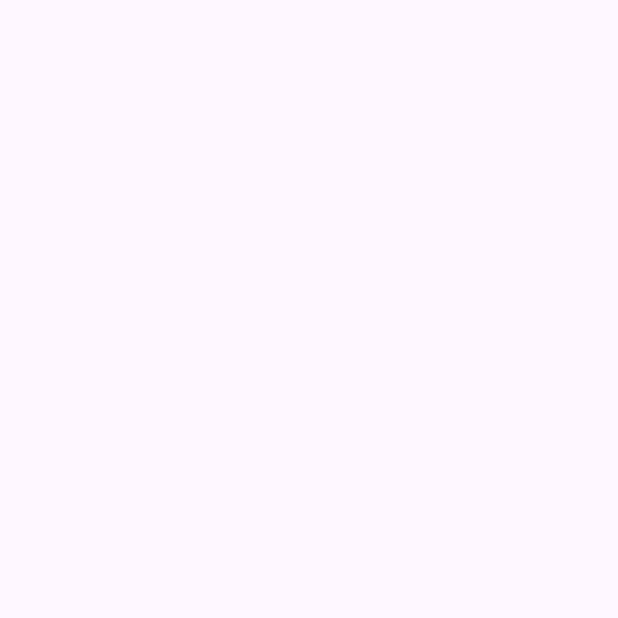
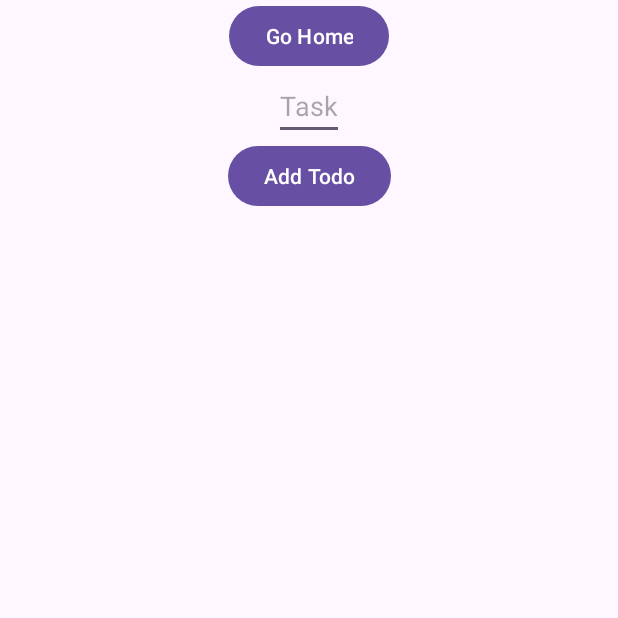
Before and after one commit to maxxu123456/college-scheduler, an Android app: the TodoActivity screen opened directly, with no data from a screen before it, on a phone screen of 412 x 824 dp, the top half of it. Before the commit the part shown is empty. Run offline under Robolectric (Android 15) with nearby library versions, the phone set to English and light mode, and no system bars; our stand-ins replace Room's generated code, data binding.

Commit message:
added minimum functionality to todos

```diff
--- a/app/src/main/java/com/example/collegescheduler/Activities/TodoActivity.java
+++ b/app/src/main/java/com/example/collegescheduler/Activities/TodoActivity.java
@@ -1,16 +1,103 @@
 package com.example.collegescheduler.Activities;
 
 import androidx.appcompat.app.AppCompatActivity;
+import androidx.databinding.DataBindingUtil;
+import androidx.lifecycle.Observer;
+import androidx.lifecycle.ViewModelProvider;
+import androidx.recyclerview.widget.LinearLayoutManager;
+import androidx.recyclerview.widget.RecyclerView;
 
+import android.content.Intent;
 import android.os.Bundle;
+import android.util.Log;
+import android.view.View;
+import android.widget.Button;
+import android.widget.EditText;
 
+
+import com.example.collegescheduler.Adapters.ExamAdapter;
+import com.example.collegescheduler.Adapters.TodoAdapter;
+import com.example.collegescheduler.MainActivity;
+import com.example.collegescheduler.databinding.ActivityExamBinding;
 import com.example.collegescheduler.R;
+import com.example.collegescheduler.SchedulerDatabase;
+import com.example.collegescheduler.SchedulerViewModel;
+import com.example.collegescheduler.databinding.ActivityTodoBinding;
+import com.example.collegescheduler.entities.Exam;
+import com.example.collegescheduler.entities.Todo;
+
+import java.util.ArrayList;
+import java.util.List;
 
 public class TodoActivity extends AppCompatActivity {
+    Button homeButton;
+    Button addButton;
+
+    EditText todosTask;
+
+    private SchedulerDatabase schedulerDatabase;
+    private ArrayList<Todo> todoArrayList = new ArrayList<>();
+
+    private TodoAdapter todoAdapter;
+
+    private ActivityTodoBinding todoBinding;
+
+    SchedulerViewModel schedulerViewModel;
 
     @Override
     protected void onCreate(Bundle savedInstanceState) {
         super.onCreate(savedInstanceState);
         setContentView(R.layout.activity_todo);
+
+
+        todoBinding = DataBindingUtil.setContentView(this, R.layout.activity_todo);
+
+        RecyclerView recyclerView = todoBinding.todosRecyclerView;
+        recyclerView.setLayoutManager(new LinearLayoutManager(this));
+        recyclerView.setHasFixedSize(true);
+
+        schedulerDatabase = SchedulerDatabase.getInstance(this);
+
+        schedulerViewModel = new ViewModelProvider(this).get(SchedulerViewModel.class);
+
+        schedulerViewModel.getAllTodos().observe(this, new Observer<List<Todo>>() {
+            @Override
+            public void onChanged(List<Todo> todos) {
+                todoArrayList.clear();
+                for (Todo a : todos) {
+                    todoArrayList.add(a);
+                }
+                todoAdapter.notifyDataSetChanged();
+            }
+        });
+
+        todoAdapter = new TodoAdapter(todoArrayList);
+
+        recyclerView.setAdapter(todoAdapter);
+
+        homeButton = findViewById(R.id.todosHomeButton);
+        addButton = findViewById(R.id.todosAdd);
+
+        todosTask = findViewById(R.id.todosTask);
+
+        //Listen to when Add button is clicked
+        addButton.setOnClickListener(new View.OnClickListener() {
+            @Override
+            public void onClick(View v) {
+                String task = todosTask.getText().toString();
+                schedulerViewModel.addNewTodo(new Todo(task, false));
+                todosTask.setText("");
+
+            }
+        });
+        homeButton.setOnClickListener(new View.OnClickListener() {
+            @Override
+            public void onClick(View v) {
+                Intent i = new Intent(TodoActivity.this, MainActivity.class);
+                startActivity(i);
+            }
+        });
+
     }
+
 }
--- /dev/null
+++ b/app/src/main/java/com/example/collegescheduler/Adapters/TodoAdapter.java
@@ -0,0 +1,65 @@
+package com.example.collegescheduler.Adapters;
+
+import android.view.LayoutInflater;
+import android.view.ViewGroup;
+
+import androidx.annotation.NonNull;
+import androidx.databinding.DataBindingUtil;
+import androidx.recyclerview.widget.RecyclerView;
+
+import com.example.collegescheduler.R;
+import com.example.collegescheduler.databinding.TodoListItemBinding;
+import com.example.collegescheduler.entities.Todo;
+
+import java.util.ArrayList;
+
+public class TodoAdapter extends RecyclerView.Adapter<TodoAdapter.TodoViewHolder> {
+    private ArrayList<Todo> todos;
+
+    public TodoAdapter(ArrayList<Todo> todos) {
+        this.todos = todos;
+    }
+
+
+    @NonNull
+    @Override
+    public TodoViewHolder onCreateViewHolder(@NonNull ViewGroup parent, int viewType) {
+        TodoListItemBinding todoListItemBinding = DataBindingUtil.inflate(
+                LayoutInflater.from(parent.getContext()),
+                R.layout.todo_list_item,
+                parent,
+                false
+
+        );
+        return new TodoViewHolder(todoListItemBinding);
+    }
+
+    @Override
+    public void onBindViewHolder(@NonNull TodoAdapter.TodoViewHolder holder, int position) {
+        Todo current = todos.get(position);
+        holder.todoListItemBinding.setTodo(current);
+    }
+
+    @Override
+    public int getItemCount() {
+        if (todos != null) {
+            return todos.size();
+        } else {
+            return 0;
+        }
+    }
+
+    public void setTodos(ArrayList<Todo> todo) {
+        this.todos = todos;
+        notifyDataSetChanged();
+    }
+
+    class TodoViewHolder extends RecyclerView.ViewHolder {
+        private TodoListItemBinding todoListItemBinding;
+
+        public TodoViewHolder(@NonNull TodoListItemBinding todoListItemBinding) {
+            super(todoListItemBinding.getRoot());
+            this.todoListItemBinding = todoListItemBinding;
+        }
+    }
+}
--- a/app/src/main/res/layout/activity_todo.xml
+++ b/app/src/main/res/layout/activity_todo.xml
@@ -1,9 +1,49 @@
 <?xml version="1.0" encoding="utf-8"?>
-<androidx.constraintlayout.widget.ConstraintLayout xmlns:android="http://schemas.android.com/apk/res/android"
+<layout xmlns:android="http://schemas.android.com/apk/res/android"
     xmlns:app="http://schemas.android.com/apk/res-auto"
-    xmlns:tools="http://schemas.android.com/tools"
-    android:layout_width="match_parent"
-    android:layout_height="match_parent"
-    tools:context=".Activities.TodoActivity">
+    xmlns:tools="http://schemas.android.com/tools">
 
-</androidx.constraintlayout.widget.ConstraintLayout>
+    <androidx.constraintlayout.widget.ConstraintLayout
+        android:layout_width="match_parent"
+        android:layout_height="match_parent"
+        tools:context=".Activities.TodoActivity">
+
+        <Button
+            android:id="@+id/todosHomeButton"
+            android:layout_width="wrap_content"
+            android:layout_height="wrap_content"
+            android:text="Go Home"
+            app:layout_constraintEnd_toEndOf="parent"
+            app:layout_constraintStart_toStartOf="parent"
+            app:layout_constraintTop_toTopOf="parent" />
+
+        <EditText
+            android:id="@+id/todosTask"
+            android:layout_width="wrap_content"
+            android:layout_height="wrap_content"
+            android:hint="Task"
+            app:layout_constraintEnd_toEndOf="parent"
+            app:layout_constraintStart_toStartOf="parent"
+            app:layout_constraintTop_toBottomOf="@+id/todosHomeButton" />
+
+        <Button
+            android:id="@+id/todosAdd"
+            android:layout_width="wrap_content"
+            android:layout_height="wrap_content"
+            android:text="Add Todo"
+            app:layout_constraintEnd_toEndOf="parent"
+            app:layout_constraintStart_toStartOf="parent"
+            app:layout_constraintTop_toBottomOf="@+id/todosTask" />
+
+        <androidx.recyclerview.widget.RecyclerView
+            android:id="@+id/todosRecyclerView"
+            android:layout_width="0dp"
+            android:layout_height="0dp"
+            app:layout_constraintBottom_toBottomOf="parent"
+            app:layout_constraintEnd_toEndOf="parent"
+            app:layout_constraintHorizontal_bias="0.0"
+            app:layout_constraintStart_toStartOf="parent"
+            app:layout_constraintTop_toBottomOf="@+id/todosAdd"
+            app:layout_constraintVertical_bias="1.0" />
+    </androidx.constraintlayout.widget.ConstraintLayout>
+</layout>
```
Also changed, not shown: app/src/main/java/com/example/collegescheduler/MainActivity.java (+11 -0 lines), app/src/main/res/layout/activity_main.xml (+11 -0 lines), app/src/main/res/layout/todo_list_item.xml (added, +29 -0 lines).
